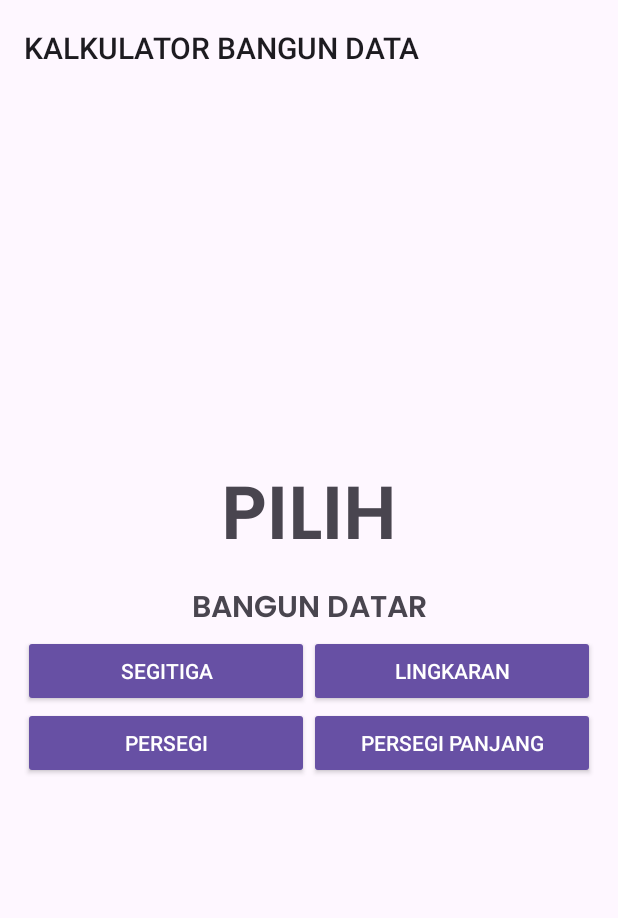
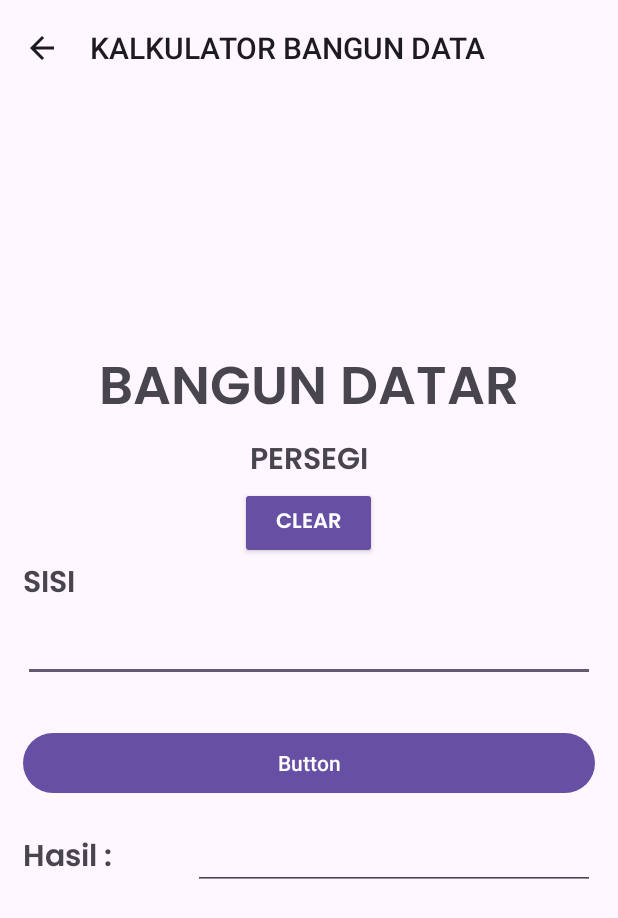
Before and after one commit to ntnlrswnd/KALKULATOR_BANGUN_DATA, an Android app: the screen it shows after launch (MainActivity before the commit, Persegi after it), after a tap on "PERSEGI", on a phone screen of 412 x 824 dp. Shown: the top 918 px of the screen. Run offline under Robolectric (Android 15) with nearby library versions, the phone set to English and light mode, and no system bars.

Commit message:
add persegi

```diff
--- a/app/src/main/AndroidManifest.xml
+++ b/app/src/main/AndroidManifest.xml
@@ -14,6 +14,9 @@
         tools:targetApi="31">
         <activity
             android:name=".PersegiPanjang"
+            android:exported="true" />
+        <activity
+            android:name=".Persegi"
             android:exported="true" />
         <activity
             android:name=".Lingkaran"
--- a/app/src/main/java/com/example/kalkulatorbangundata/MainActivity.java
+++ b/app/src/main/java/com/example/kalkulatorbangundata/MainActivity.java
@@ -32,6 +32,10 @@ public class MainActivity extends AppCompatActivity {
         Intent intent = new Intent(MainActivity.this, PersegiPanjang.class);
         startActivity(intent);
     }
+    public void openPersegi(View view){
+        Intent intent = new Intent(MainActivity.this, Persegi.class);
+        startActivity(intent);
+    }
 
 
 
--- a/app/src/main/res/layout/activity_main.xml
+++ b/app/src/main/res/layout/activity_main.xml
@@ -72,7 +72,7 @@
                 android:layout_height="wrap_content"
                 android:layout_weight="1"
                 android:text="PERSEGI"
-                android:onClick="openpersegi"/>
+                android:onClick="openPersegi"/>
 
             <Button
                 android:id="@+id/button5"
--- a/app/src/main/res/layout/activity_persegi.xml
+++ b/app/src/main/res/layout/activity_persegi.xml
@@ -64,6 +64,7 @@
                 android:layout_weight="1"
                 android:ems="10"
                 android:inputType="numberDecimal"
+                android:minHeight="48dp"
                 android:text="" />
 
             <Button
@@ -97,7 +98,8 @@
                     android:layout_weight="1"
                     android:ems="10"
                     android:inputType="numberDecimal"
-                    android:text="" />
+                    android:text=""
+                    tools:ignore="TouchTargetSizeCheck" />
 
             </LinearLayout>
         </LinearLayout>
```
Also changed, not shown: app/src/main/java/com/example/kalkulatorbangundata/Persegi.java (+16 -5 lines).
